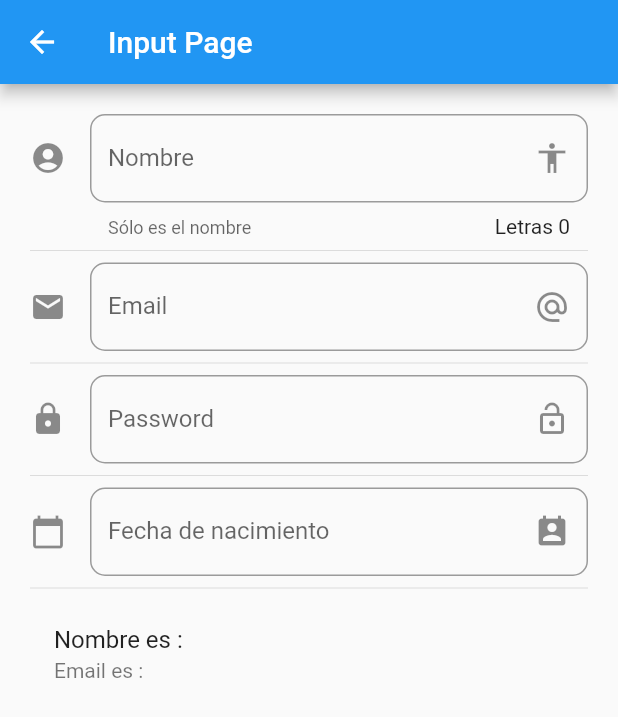
After one commit to bryansrm/flutter_components, a Flutter app: the screen it shows after launch, after a tap on "Inputs", on a phone screen of 412 x 824 dp. The commit adds this screen. Shown: the top 717 px of the screen. Run offline on Flutter 3.47's test engine with Material 2 defaults, Android fonts, the phone set to English and light mode, and no system bars; network calls fail.

Commit message:
se agrega pagina de inputs, se maneja calendario

```diff
--- a/data/menu_opts.json
+++ b/data/menu_opts.json
@@ -20,6 +20,11 @@
             "ruta" : "animatedContainer",
             "icon" : "donut_large",
             "texto": "Animated Container"
+        },
+        {
+            "ruta" : "inputs",
+            "icon" : "input",
+            "texto": "Inputs"
         }
     ]
 }
--- a/lib/main.dart
+++ b/lib/main.dart
@@ -1,4 +1,5 @@
 import 'package:flutter/material.dart';
+import 'package:flutter_localizations/flutter_localizations.dart';
 
 import 'package:componentes/src/routes/routes.dart';
 import 'package:componentes/src/pages/alert_page.dart';
@@ -10,6 +11,15 @@ class MyApp extends StatelessWidget {
   Widget build(BuildContext context) {
     return MaterialApp(
       debugShowCheckedModeBanner: false,
+      localizationsDelegates: [
+        GlobalMaterialLocalizations.delegate,
+        GlobalWidgetsLocalizations.delegate,
+      ],
+      supportedLocales: [
+        const Locale('en'), // English
+        const Locale('es'), // Español
+        // ... other locales the app supports
+      ],
       title: 'Componentes App',
       //home: HomePage()
       initialRoute: 'homePage',
--- /dev/null
+++ b/lib/src/pages/input_page.dart
@@ -0,0 +1,158 @@
+import 'package:flutter/material.dart';
+
+class InputPage extends StatefulWidget {
+  @override
+  _InputPageState createState() => _InputPageState();
+}
+
+class _InputPageState extends State<InputPage> {
+
+  String _nombre = '';
+  String _email = '';
+  String _fecha = '';
+
+  TextEditingController _inputFileDateController = new TextEditingController();
+
+  @override
+  Widget build(BuildContext context) {
+    return Scaffold(
+      appBar: AppBar(
+        title: Text('Input Page'),
+      ),
+      body: ListView(
+        padding: EdgeInsets.symmetric(horizontal: 20.0, vertical: 20.0),
+        children: <Widget>[
+          _creatInput(),
+          Divider(),
+          _crearEmail(),
+          Divider(),
+          _crearPassword(),
+          Divider(),
+          _crearFecha(context),
+          Divider(),
+          _crearPersona(),
+        ],
+      ),
+    );
+  }
+
+  Widget _creatInput() {
+
+    return TextField(
+      textCapitalization: TextCapitalization.sentences,
+      decoration: InputDecoration(
+        border: OutlineInputBorder(
+          borderRadius: BorderRadius.circular(10.0)
+        ),
+        counter: Text('Letras ${ _nombre.length }'),
+        hintText: 'Nombre de la persona',
+        labelText: 'Nombre',
+        helperText: 'Sólo es el nombre',
+        suffixIcon: Icon( Icons.accessibility ),
+        icon: Icon( Icons.account_circle )
+      ),
+      onChanged: (valor){
+        setState(() {
+          _nombre = valor;
+        });
+      },
+    );
+
+  }
+
+  Widget _crearPersona() {
+
+    return ListTile(
+      title: Text('Nombre es : $_nombre'),
+      subtitle: Text('Email es : $_email'),
+    );
+
+  }
+
+  Widget _crearEmail() {
+    return TextField(
+      keyboardType: TextInputType.emailAddress,
+      decoration: InputDecoration(
+        border: OutlineInputBorder(
+          borderRadius: BorderRadius.circular(10.0)
+        ),
+        hintText: 'Email',
+        labelText: 'Email',
+        suffixIcon: Icon( Icons.alternate_email ),
+        icon: Icon( Icons.email )
+      ),
+      onChanged: (valor){
+        setState(() {
+          _email = valor;
+        });
+      },
+    );
+
+  }
+
+  Widget _crearPassword() {
+
+    return TextField(
+      obscureText: true,
+      decoration: InputDecoration(
+        border: OutlineInputBorder(
+          borderRadius: BorderRadius.circular(10.0)
+        ),
+        hintText: 'Password',
+        labelText: 'Password',
+        suffixIcon: Icon( Icons.lock_open ),
+        icon: Icon( Icons.lock )
+      ),
+      onChanged: (valor){
+        setState(() {
+          //_email = valor;
+        });
+      },
+    );
+
+  }
+
+  Widget _crearFecha( BuildContext context ) {
+
+    return TextField(
+      enableInteractiveSelection: false,
+      controller: _inputFileDateController,
+      decoration: InputDecoration(
+        border: OutlineInputBorder(
+          borderRadius: BorderRadius.circular(10.0)
+        ),
+        hintText: 'Fecha de nacimiento',
+        labelText: 'Fecha de nacimiento',
+        suffixIcon: Icon( Icons.perm_contact_calendar ),
+        icon: Icon( Icons.calendar_today )
+      ),
+      onTap: (){
+
+        FocusScope.of(context).requestFocus( new FocusNode() );
+        _selectDate( context );
+      },
+    );
+
+  }
+
+  void _selectDate(BuildContext context) async {
+
+    DateTime picked = await showDatePicker(
+      context: context,
+      initialDate: new DateTime.now(),
+      firstDate: new DateTime(2017),
+      lastDate: new DateTime(2030),
+      locale: Locale('es', 'EC')
+    );
+
+    if( picked != null ){
+      setState(() {
+        _fecha = picked.toString();
+        _inputFileDateController.text = _fecha;
+      });
+    }
+
+  }
+
+
+}
--- a/lib/src/routes/routes.dart
+++ b/lib/src/routes/routes.dart
@@ -5,6 +5,7 @@ import 'package:componentes/src/pages/avatar_page.dart';
 import 'package:componentes/src/pages/home_page.dart';
 import 'package:componentes/src/pages/card_page.dart';
 import 'package:componentes/src/pages/animated_container.dart';
+import 'package:componentes/src/pages/input_page.dart';
 
 Map<String, WidgetBuilder> getApplicationRoutes(){
   return <String, WidgetBuilder>{
@@ -13,5 +14,6 @@ Map<String, WidgetBuilder> getApplicationRoutes(){
     'avatar'  : ( context ) => AvatarPage(),
     'card'    : ( context ) => CardPage(),
     'animatedContainer'    : ( context ) => AnimatedContainerPage(),
+    'inputs'    : ( context ) => InputPage(),
   };
 }
--- a/lib/src/utils/icono_string_util.dart
+++ b/lib/src/utils/icono_string_util.dart
@@ -5,6 +5,7 @@ final _icons = <String, IconData>{
   'accessibility': Icons.accessibility,
   'folder_open': Icons.folder_open,
   'donut_large': Icons.donut_large,
+  'input': Icons.input,
 };
 
 Icon getIcon( String nombreIcono ) => Icon( _icons[nombreIcono], color: Colors.blue );
--- a/pubspec.yaml
+++ b/pubspec.yaml
@@ -18,6 +18,9 @@ environment:
 
 dependencies:
   flutter:
+    sdk: flutter
+
+  flutter_localizations:
     sdk: flutter
 
   # The following adds the Cupertino Icons font to your application.
```
Also changed, not shown: pubspec.lock.
